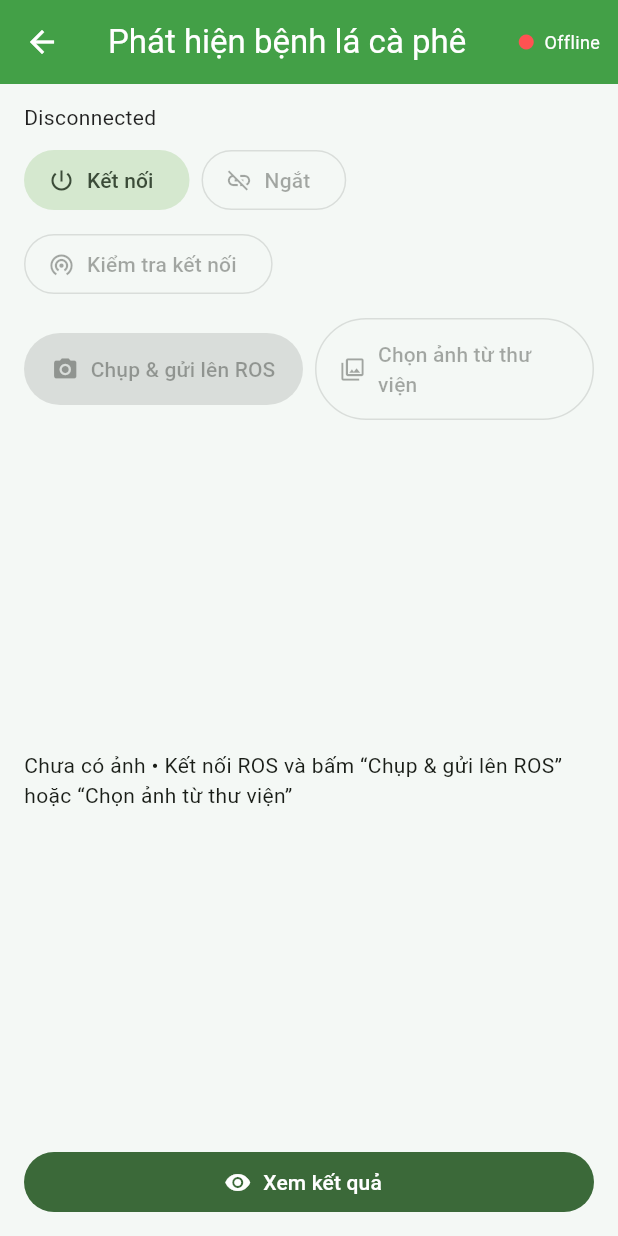
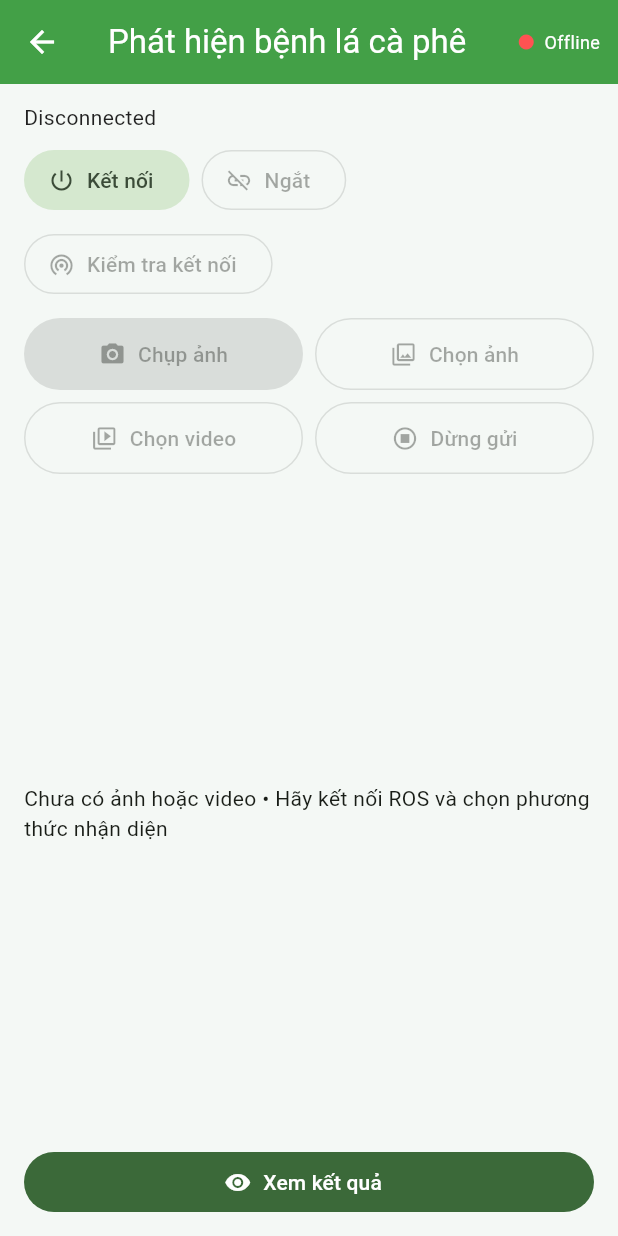
Before and after one commit to duydo2823/doan, a Flutter app: the DetectIntroPage screen opened by its route, on a phone screen of 412 x 824 dp. Run offline on Flutter 3.47's test engine with Material 3 defaults, Android fonts, the phone set to English and light mode, and no system bars; our stand-ins replace image_picker, shared_preferences, video_player; missing offline and left inert: video_thumbnail; accounts and stored records are empty.

Commit message:
Update detect_intro_page: add video detection + bugfix + new UI

```diff
--- a/lib/pages/detect_intro_page.dart
+++ b/lib/pages/detect_intro_page.dart
@@ -4,6 +4,8 @@ import 'dart:typed_data';
 import 'package:flutter/material.dart';
 import 'package:flutter/services.dart';
 import 'package:image_picker/image_picker.dart';
+import 'package:video_player/video_player.dart';
+import 'package:video_thumbnail/video_thumbnail.dart';
 import '../services/rosbridge_client.dart';
 import 'result_page.dart';
 
@@ -28,7 +30,7 @@ class _DetectIntroPageState extends State<DetectIntroPage> {
   final ImagePicker _picker = ImagePicker();
 
   // ⚠️ Đổi IP rosbridge theo máy ROS của bạn
-  static const _rosUrl = 'ws://172.20.10.3:9090';
+  static const _rosUrl = 'ws://192.168.1.251:9090';
 
   late final RosbridgeClient _ros;
   String _status = 'Disconnected';
@@ -39,6 +41,7 @@ class _DetectIntroPageState extends State<DetectIntroPage> {
   XFile? _captured;
   Uint8List? _annotatedBytes;
   Map<String, dynamic>? _detections;
+  bool _isStreamingVideo = false;
 
   @override
   void initState() {
@@ -107,7 +110,7 @@ class _DetectIntroPageState extends State<DetectIntroPage> {
       return;
     }
     try {
-      final x = await _picker.pickImage(source: ImageSource.camera);
+      final x = await _picker.pickImage(source: ImageSource.camera, imageQuality: 80, maxWidth: 1280);
       if (x == null) return;
       setState(() {
         _captured = x;
@@ -124,7 +127,7 @@ class _DetectIntroPageState extends State<DetectIntroPage> {
     }
   }
 
-  // 🆕 Chọn ảnh từ thư viện và gửi lên ROS
+  // 🖼️ Chọn ảnh từ thư viện
   Future<void> _pickFromGalleryAndSend() async {
     if (!_ros.isConnected || !_lastPingOk) {
       ScaffoldMessenger.of(context).showSnackBar(
@@ -133,7 +136,7 @@ class _DetectIntroPageState extends State<DetectIntroPage> {
       return;
     }
     try {
-      final x = await _picker.pickImage(source: ImageSource.gallery);
+      final x = await _picker.pickImage(source: ImageSource.gallery, imageQuality: 80, maxWidth: 1280);
       if (x == null) return;
       setState(() {
         _captured = x;
@@ -152,6 +155,73 @@ class _DetectIntroPageState extends State<DetectIntroPage> {
     } catch (e) {
       setState(() => _status = 'Lỗi mở thư viện: $e');
     }
+  }
+
+  // 🎥 Chọn video & stream các frame lên ROS
+  Future<void> _pickVideoAndStreamFrames() async {
+    if (!_ros.isConnected || !_lastPingOk) {
+      ScaffoldMessenger.of(context).showSnackBar(
+        const SnackBar(content: Text('Chưa kết nối ROS hoặc ROS không phản hồi.')),
+      );
+      return;
+    }
+    try {
+      final xv = await _picker.pickVideo(source: ImageSource.gallery);
+      if (xv == null) return;
+
+      final file = File(xv.path);
+      final controller = VideoPlayerController.file(file);
+      await controller.initialize();
+      final dur = controller.value.duration;
+      await controller.dispose();
+
+      setState(() {
+        _captured = null;
+        _annotatedBytes = null;
+        _detections = null;
+        _isStreamingVideo = true;
+        _status = 'Đang gửi frame từ video...';
+      });
+
+      const frameIntervalMs = 400; // ~2.5 FPS
+      const thumbQuality = 75;
+      const maxH = 720;
+
+      for (int t = 0; t <= dur.inMilliseconds; t += frameIntervalMs) {
+        if (!_isStreamingVideo) break;
+        final bytes = await VideoThumbnail.thumbnailData(
+          video: xv.path,
+          timeMs: t,
+          imageFormat: ImageFormat.JPEG,
+          quality: thumbQuality,
+          maxHeight: maxH,
+        );
+        if (bytes == null) continue;
+        _ros.publishJpeg(bytes);
+        await Future.delayed(const Duration(milliseconds: 20));
+      }
+
+      if (mounted) {
+        setState(() {
+          _isStreamingVideo = false;
+          _status = 'Đã gửi xong frame từ video';
+        });
+        ScaffoldMessenger.of(context).showSnackBar(
+          const SnackBar(content: Text('Đã gửi xong các frame từ video.')),
+        );
+      }
+    } catch (e) {
+      if (mounted) {
+        setState(() {
+          _isStreamingVideo = false;
+          _status = 'Lỗi xử lý video: $e';
+        });
+      }
+    }
+  }
+
+  void _stopVideoStream() {
+    setState(() => _isStreamingVideo = false);
   }
 
   @override
@@ -198,7 +268,7 @@ class _DetectIntroPageState extends State<DetectIntroPage> {
               Text(_status, style: const TextStyle(color: Colors.black87)),
               const SizedBox(height: 8),
 
-              // ---- Kết nối / Ngắt / Kiểm tra ----
+              // ---- Kết nối / ngắt / kiểm tra ----
               Wrap(
                 spacing: 8,
                 runSpacing: 8,
@@ -223,13 +293,13 @@ class _DetectIntroPageState extends State<DetectIntroPage> {
 
               const SizedBox(height: 12),
 
-              // ---- Hàng nút chụp & chọn ảnh ----
+              // ---- Các nút chụp / chọn ảnh / chọn video ----
               Row(
                 children: [
                   Expanded(
                     child: ElevatedButton.icon(
                       icon: const Icon(Icons.camera_alt),
-                      label: const Text('Chụp & gửi lên ROS'),
+                      label: const Text('Chụp ảnh'),
                       style: ElevatedButton.styleFrom(
                         backgroundColor: canShoot ? const Color(0xFF43A047) : Colors.grey,
                         foregroundColor: Colors.white,
@@ -243,7 +313,7 @@ class _DetectIntroPageState extends State<DetectIntroPage> {
                   Expanded(
                     child: OutlinedButton.icon(
                       icon: const Icon(Icons.photo_library_outlined),
-                      label: const Text('Chọn ảnh từ thư viện'),
+                      label: const Text('Chọn ảnh'),
                       style: OutlinedButton.styleFrom(
                         padding: const EdgeInsets.symmetric(horizontal: 16, vertical: 14),
                         shape: const StadiumBorder(),
@@ -254,16 +324,47 @@ class _DetectIntroPageState extends State<DetectIntroPage> {
                   ),
                 ],
               ),
+              const SizedBox(height: 8),
+              Row(
+                children: [
+                  Expanded(
+                    child: OutlinedButton.icon(
+                      icon: const Icon(Icons.video_library_outlined),
+                      label: Text(_isStreamingVideo ? 'Đang gửi video...' : 'Chọn video'),
+                      onPressed: (!canShoot || _isStreamingVideo) ? null : _pickVideoAndStreamFrames,
+                      style: OutlinedButton.styleFrom(
+                        padding: const EdgeInsets.symmetric(horizontal: 16, vertical: 14),
+                        shape: const StadiumBorder(),
+                        foregroundColor: const Color(0xFF2E7D32),
+                      ),
+                    ),
+                  ),
+                  const SizedBox(width: 8),
+                  Expanded(
+                    child: OutlinedButton.icon(
+                      icon: const Icon(Icons.stop_circle_outlined),
+                      label: const Text('Dừng gửi'),
+                      onPressed: _isStreamingVideo ? _stopVideoStream : null,
+                      style: OutlinedButton.styleFrom(
+                        padding: const EdgeInsets.symmetric(horizontal: 16, vertical: 14),
+                        shape: const StadiumBorder(),
+                        foregroundColor: Colors.red.shade700,
+                      ),
+                    ),
+                  ),
+                ],
+              ),
 
               const SizedBox(height: 12),
 
-              // ---- Ảnh hiển thị + Bbox overlay ----
+              // ---- Ảnh hiển thị ----
               Expanded(
                 child: LayoutBuilder(
                   builder: (context, constraints) {
                     if (_captured == null && _annotatedBytes == null) {
                       return const Center(
-                        child: Text('Chưa có ảnh • Kết nối ROS và bấm “Chụp & gửi lên ROS” hoặc “Chọn ảnh từ thư viện”'),
+                        child: Text(
+                            'Chưa có ảnh hoặc video • Hãy kết nối ROS và chọn phương thức nhận diện'),
                       );
                     }
 
@@ -286,7 +387,9 @@ class _DetectIntroPageState extends State<DetectIntroPage> {
                               height: imgH ?? constraints.maxHeight,
                               child: _annotatedBytes != null
                                   ? Image.memory(_annotatedBytes!)
-                                  : Image.file(File(_captured!.path)),
+                                  : (_captured != null
+                                  ? Image.file(File(_captured!.path))
+                                  : const SizedBox()),
                             ),
                           ),
                           if (_annotatedBytes == null && imgW != null && imgH != null && boxes.isNotEmpty)
@@ -313,56 +416,7 @@ class _DetectIntroPageState extends State<DetectIntroPage> {
 
               const SizedBox(height: 8),
 
-              // ---- Kết quả phát hiện ----
-              if (_detections != null) ...[
-                Container(
-                  padding: const EdgeInsets.all(12),
-                  decoration: BoxDecoration(
-                    color: Colors.white,
-                    borderRadius: BorderRadius.circular(12),
-                    boxShadow: [
-                      BoxShadow(color: Colors.black12, blurRadius: 6, offset: Offset(0, 2)),
-                    ],
-                  ),
-                  child: Column(
-                    crossAxisAlignment: CrossAxisAlignment.start,
-                    children: [
-                      const Text('Kết quả phát hiện:',
-                          style: TextStyle(fontSize: 16, fontWeight: FontWeight.w700)),
-                      const SizedBox(height: 6),
-                      ...List<Map<String, dynamic>>.from(_detections!['detections'] ?? []).map((m) {
-                        final cls = (m['cls'] ?? '').toString();
-                        final vi = kDiseaseVI[cls] ?? cls;
-                        final score =
-                        (m['score'] is num) ? (m['score'] as num).toDouble() : 0.0;
-                        return Padding(
-                          padding: const EdgeInsets.symmetric(vertical: 4),
-                          child: Row(
-                            children: [
-                              const Icon(Icons.local_florist,
-                                  size: 18, color: Color(0xFF43A047)),
-                              const SizedBox(width: 8),
-                              Expanded(child: Text(vi)),
-                              Text('${score.toStringAsFixed(2)}'),
-                            ],
-                          ),
-                        );
-                      }),
-                      if (_detections?['latency_ms'] != null) ...[
-                        const SizedBox(height: 6),
-                        Text(
-                          '⏱ Xử lý: ${(_detections!['latency_ms'] as num).toStringAsFixed(2)} ms',
-                          style: const TextStyle(fontSize: 12, fontStyle: FontStyle.italic),
-                        ),
-                      ],
-                    ],
-                  ),
-                ),
-              ],
-
-              const SizedBox(height: 8),
-
-              // ---- Nút Xem kết quả ----
+              // ---- Nút xem kết quả ----
               FilledButton.icon(
                 icon: const Icon(Icons.visibility),
                 label: const Text('Xem kết quả'),
@@ -392,7 +446,7 @@ class _DetectIntroPageState extends State<DetectIntroPage> {
   }
 }
 
-// ---------------- Painter vẽ khung bbox ----------------
+// ---------------- Painter vẽ bbox ----------------
 class _BoxesPainter extends CustomPainter {
   _BoxesPainter({
     required this.boxes,
@@ -420,7 +474,6 @@ class _BoxesPainter extends CustomPainter {
       final bb = (m['bbox'] as List?)?.map((e) => (e as num).toDouble()).toList();
       if (bb == null || bb.length < 4) continue;
       final rect = Rect.fromLTRB(bb[0], bb[1], bb[2], bb[3]);
-
       canvas.drawRect(rect, stroke);
 
       final textSpan = TextSpan(
--- a/pubspec.yaml
+++ b/pubspec.yaml
@@ -30,7 +30,9 @@ environment:
 dependencies:
   flutter:
     sdk: flutter
-
+  video_player: ^2.9.2
+  video_thumbnail: ^0.5.3
+  permission_handler: ^11.4.0
   # The following adds the Cupertino Icons font to your application.
   # Use with the CupertinoIcons class for iOS style icons.
   cupertino_icons: ^1.0.8
```
Also changed, not shown: pubspec.lock, 3 other files.
